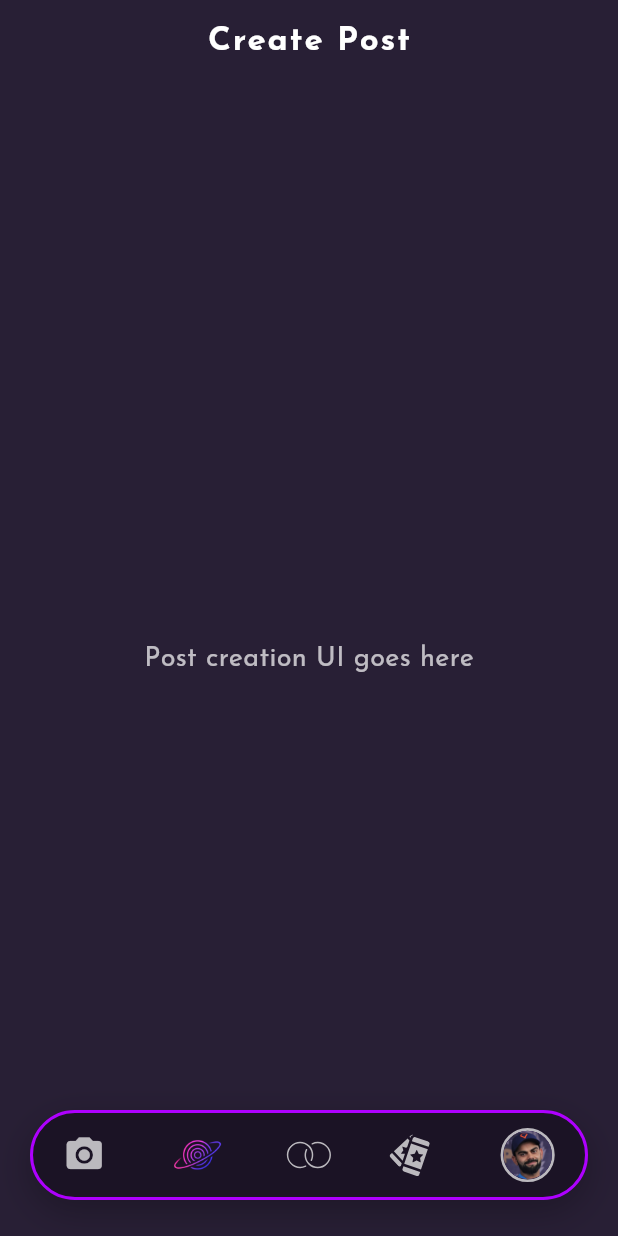
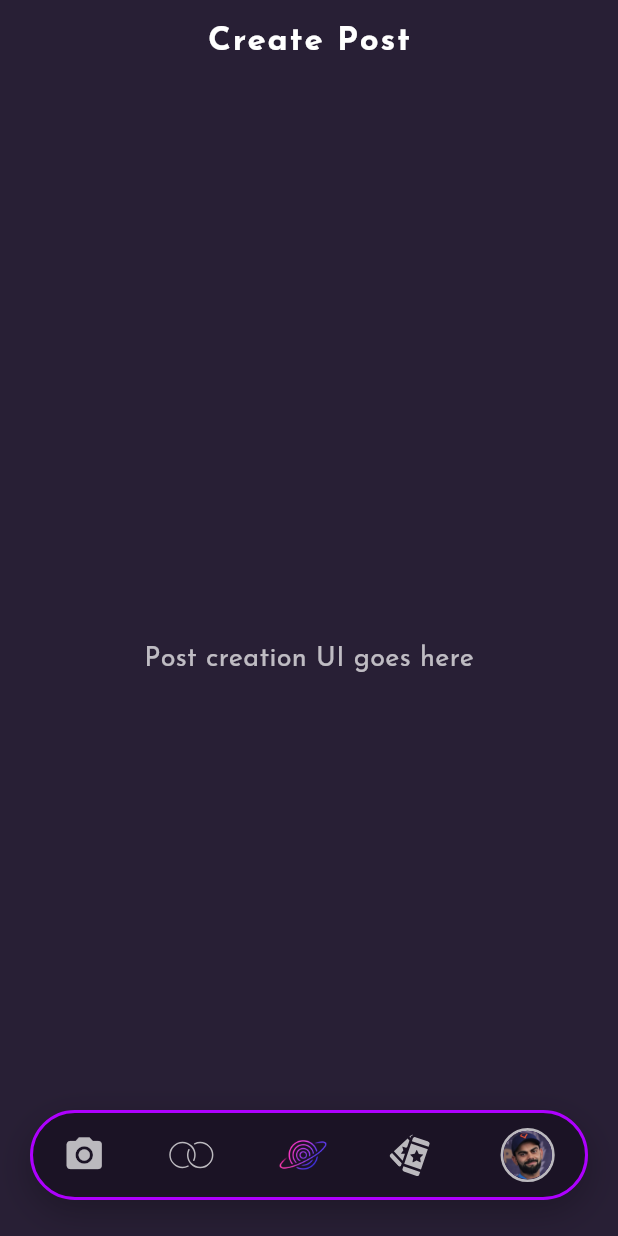
Before and after one commit to imshivraj101/radius_orbit, a Flutter app: the screen it shows after launch, on a phone screen of 412 x 824 dp. Run offline on Flutter 3.47's test engine with Material 3 defaults, Android fonts, the phone set to English and light mode, and no system bars; our stand-ins replace flutter_svg.

Commit message:
connected all page finals

```diff
--- a/lib/screens/orbit.dart
+++ b/lib/screens/orbit.dart
@@ -47,7 +47,9 @@ class _OrbitState extends State<Orbit> {
               children: [
                 // 0: Create Post (leftmost)
                 const CreatePostPage(),
-                // 1: Main Orbit page (Home)
+                // 1: Circles page (now second)
+                const CirclesPage(),
+                // 2: Home (Orbit)
                 Column(
                   children: [
                     const TopBar(),
@@ -71,11 +73,9 @@ class _OrbitState extends State<Orbit> {
                     ),
                   ],
                 ),
-                // 2: Circles page
-                const CirclesPage(),
                 // 3: Gig page
                 GigPage(
-                  onLeftSwipe: () => _onNavTap(1),
+                  onLeftSwipe: () => _onNavTap(2),
                 ),
                 // 4: Profile page
                 ProfilePage(
@@ -94,7 +94,7 @@ class _OrbitState extends State<Orbit> {
                 onTap: (index) {
                   _onNavTap(index);
                 },
-                highlightHome: _currentPage == 1,
+                highlightHome: _currentPage == 2,
               ),
             ),
           ],
--- a/lib/widgets/bottom_nav.dart
+++ b/lib/widgets/bottom_nav.dart
@@ -47,9 +47,23 @@ class CustomBottomNavBar extends StatelessWidget {
               ),
             ),
 
-            // 2) Home → radius.png icon with white glow if highlightHome
+            // 2) Circles - SVG icon (now index 1)
             GestureDetector(
               onTap: () => onTap?.call(1),
+              child: Transform.rotate(
+                angle: 0.785398, // 45 degrees in radians = π/4 ≈ 0.785398
+                child: SvgPicture.asset(
+                  'assets/icons/circles.svg',
+                  width: 26,
+                  height: 26,
+                  colorFilter: const ColorFilter.mode(Colors.white70, BlendMode.srcIn),
+                ),
+              ),
+            ),
+
+            // 3) Home (radius.png) (now index 2)
+            GestureDetector(
+              onTap: () => onTap?.call(2),
               child: Container(
                 decoration: highlightHome
                     ? BoxDecoration(
@@ -67,20 +81,6 @@ class CustomBottomNavBar extends StatelessWidget {
                   'assets/icons/radius.png',
                   width: 34,
                   height: 34,
-                ),
-              ),
-            ),
-
-            // 3) Circles - SVG icon
-            GestureDetector(
-              onTap: () => onTap?.call(2),
-              child: Transform.rotate(
-                angle: 0.785398, // 45 degrees in radians = π/4 ≈ 0.785398
-                child: SvgPicture.asset(
-                  'assets/icons/circles.svg',
-                  width: 26,
-                  height: 26,
-                  colorFilter: const ColorFilter.mode(Colors.white70, BlendMode.srcIn),
                 ),
               ),
             ),
```
